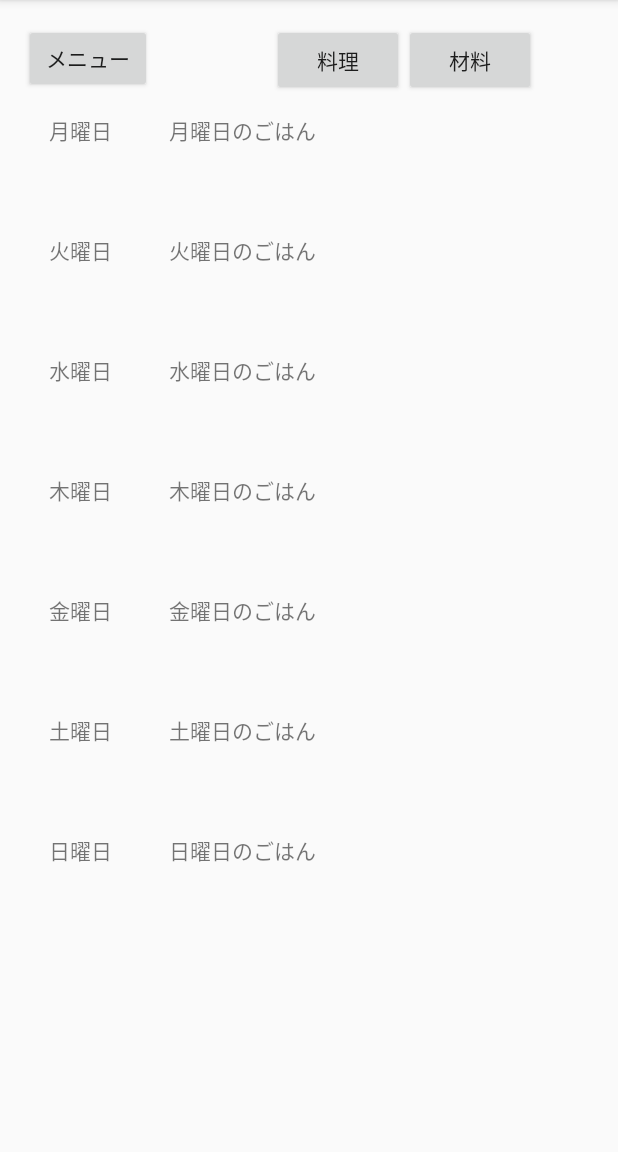
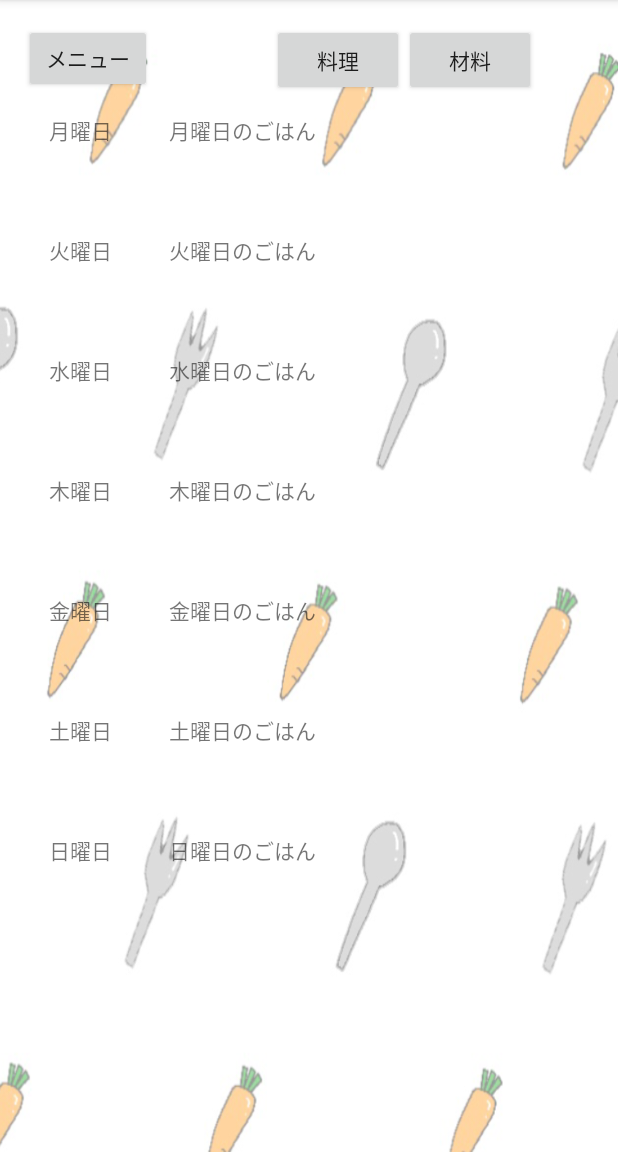
Before and after one commit to s18b713/UmaiRecipe, an Android app: the screen it shows after launch (MainActivity), on a phone screen of 412 x 824 dp, the part 84-1236 px from its top. Run offline under Robolectric (Android 15) with nearby library versions, the phone set to English and light mode, and no system bars; 2 statements that could not run were skipped.

Commit message:
いったん戻すね

```diff
--- a/app/src/main/res/layout/main_home.xml
+++ b/app/src/main/res/layout/main_home.xml
@@ -4,7 +4,8 @@
     xmlns:app="http://schemas.android.com/apk/res-auto"
     xmlns:tools="http://schemas.android.com/tools"
     android:layout_width="match_parent"
-    android:layout_height="match_parent">
+    android:layout_height="match_parent"
+    android:background="@drawable/mix">
 
     <Button
         android:id="@+id/menubarButton"
```
Also changed, not shown: app/src/main/java/jp/ac/shohoku/umairecipe/RecipeView.java (added, +26 -0 lines).
